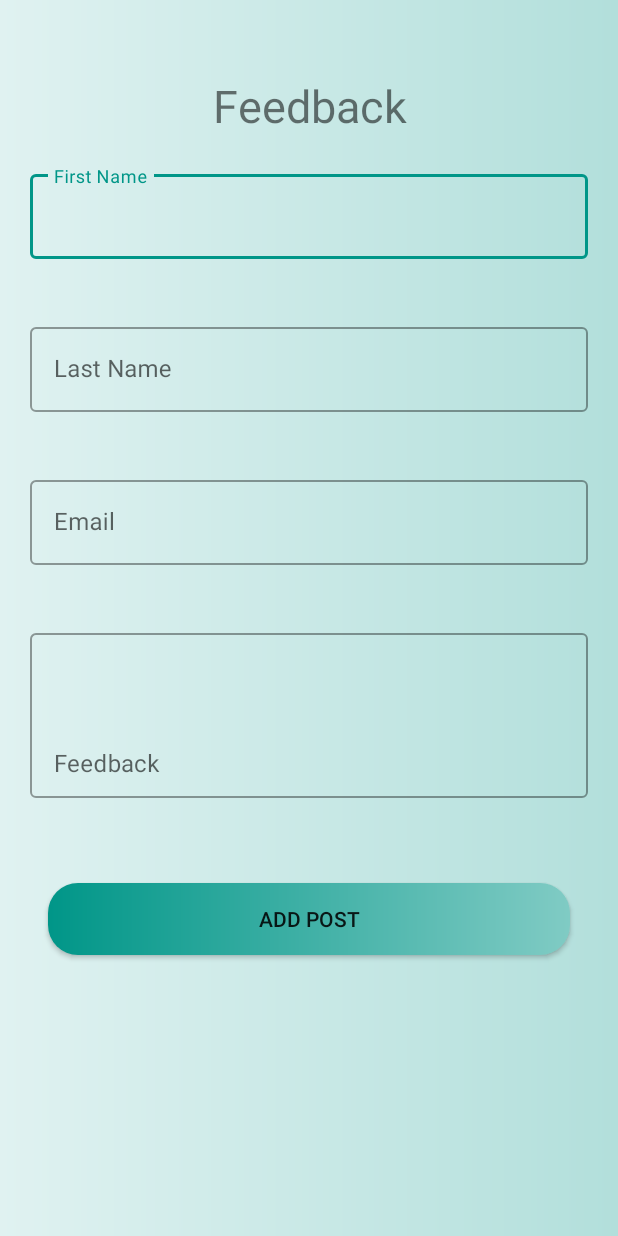
After one commit to bikal3/API, an Android app: the layout activity_feedback.xml on its own in the app's theme, with its tools: preview values and no code run, on a phone screen of 412 x 824 dp. The commit adds this screen. Run offline under Robolectric (Android 15) with nearby library versions, the light colour scheme and no system bars.

Commit message:
feature layout added

```diff
--- /dev/null
+++ b/app/src/main/java/com/example/travelnepalapp/API/FeedbackAPI.java
@@ -0,0 +1,4 @@
+package com.example.travelnepalapp.API;
+
+public class FeedbackAPI {
+}
--- /dev/null
+++ b/app/src/main/java/com/example/travelnepalapp/Feedback/Feedback.java
@@ -0,0 +1,15 @@
+package com.example.travelnepalapp.Feedback;
+
+import android.os.Bundle;
+import android.support.v7.app.AppCompatActivity;
+
+import com.example.travelnepalapp.R;
+
+public class Feedback extends AppCompatActivity {
+
+    @Override
+    protected void onCreate(Bundle savedInstanceState) {
+        super.onCreate(savedInstanceState);
+        setContentView(R.layout.activity_feedback);
+    }
+}
--- a/app/src/main/java/com/example/travelnepalapp/MainActivity.java
+++ b/app/src/main/java/com/example/travelnepalapp/MainActivity.java
@@ -20,6 +20,7 @@ import android.widget.Toast;
 
 import com.example.travelnepalapp.API.PostAPI;
 import com.example.travelnepalapp.Adapters.DashboardAdapter;
+import com.example.travelnepalapp.Feedback.Feedback;
 import com.example.travelnepalapp.Models.DashboardModel;
 import com.example.travelnepalapp.Models.PostModel;
 import com.example.travelnepalapp.Retrofit.RetrofitHelper;
@@ -123,6 +124,10 @@ public class MainActivity extends AppCompatActivity implements NavigationView.On
                 Intent intent2 = new Intent(MainActivity.this, MainActivity.class);
                 startActivity(intent2);
                 break;
+                case R.id.feedback:
+                Intent intent3 = new Intent(MainActivity.this, Feedback.class);
+                startActivity(intent3);
+                break;
 
         }
         return false;
--- /dev/null
+++ b/app/src/main/res/layout/activity_feedback.xml
@@ -0,0 +1,95 @@
+<?xml version="1.0" encoding="utf-8"?>
+<RelativeLayout xmlns:android="http://schemas.android.com/apk/res/android"
+    xmlns:app="http://schemas.android.com/apk/res-auto"
+    xmlns:tools="http://schemas.android.com/tools"
+    android:layout_width="match_parent"
+    android:layout_height="match_parent"
+    android:background="@drawable/backgroundgradient"
+    tools:context=".Feedback.Feedback">
+
+    <android.support.v7.widget.AppCompatTextView
+        android:id="@+id/tv_feedback"
+        android:layout_width="match_parent"
+        android:layout_height="wrap_content"
+        android:layout_marginTop="50dp"
+        android:text="@string/feedback"
+        android:textAlignment="center"
+        android:textSize="30dp" />
+
+    <android.support.design.widget.TextInputLayout
+        android:id="@+id/til_fname"
+        style="@style/Widget.MaterialComponents.TextInputLayout.OutlinedBox"
+        android:layout_width="match_parent"
+        android:layout_height="wrap_content"
+        android:layout_below="@id/tv_feedback"
+        android:layout_margin="20dp">
+
+        <android.support.v7.widget.AppCompatEditText
+            android:id="@+id/et_feedback_fname"
+            android:layout_width="match_parent"
+            android:layout_height="wrap_content"
+            android:hint="@string/first_name" />
+    </android.support.design.widget.TextInputLayout>
+
+
+    <android.support.design.widget.TextInputLayout
+        android:id="@+id/til_lname"
+        style="@style/Widget.MaterialComponents.TextInputLayout.OutlinedBox"
+        android:layout_width="match_parent"
+        android:layout_height="wrap_content"
+        android:layout_below="@id/til_fname"
+        android:layout_margin="20dp">
+
+        <android.support.v7.widget.AppCompatEditText
+            android:id="@+id/et_feedback_lname"
+            android:layout_width="match_parent"
+            android:layout_height="wrap_content"
+            android:hint="@string/last_name" />
+    </android.support.design.widget.TextInputLayout>
+
+    <android.support.design.widget.TextInputLayout
+        android:id="@+id/til_email"
+        style="@style/Widget.MaterialComponents.TextInputLayout.OutlinedBox"
+        android:layout_width="match_parent"
+        android:layout_height="wrap_content"
+        android:layout_below="@id/til_lname"
+        android:layout_margin="20dp">
+
+        <android.support.v7.widget.AppCompatEditText
+            android:id="@+id/et_feedback_email"
+            android:layout_width="match_parent"
+            android:layout_height="wrap_content"
+            android:hint="@string/email" />
+    </android.support.design.widget.TextInputLayout>
+
+    <android.support.design.widget.TextInputLayout
+        android:id="@+id/til_feedback"
+        style="@style/Widget.MaterialComponents.TextInputLayout.OutlinedBox"
+        android:layout_width="match_parent"
+        android:layout_height="120dp"
+        android:layout_below="@id/til_email"
+
+        android:layout_margin="20dp">
+
+        <android.support.v7.widget.AppCompatEditText
+            android:id="@+id/et_feedback_feecback"
+            android:layout_width="match_parent"
+            android:layout_height="110dp"
+            android:hint="@string/feedback"
+            android:textAlignment="viewEnd"
+            android:gravity="end|bottom|left" />
+    </android.support.design.widget.TextInputLayout>
+
+    <android.support.v7.widget.AppCompatButton
+        android:id="@+id/btn_post_addpost"
+        android:layout_width="match_parent"
+        android:layout_height="wrap_content"
+        android:layout_below="@id/til_feedback"
+        android:layout_margin="32dp"
+        android:background="@drawable/buttonlayout"
+        android:text="Add Post" />
+
+
+
+
+</RelativeLayout>
--- a/app/src/main/res/menu/navigation_menu.xml
+++ b/app/src/main/res/menu/navigation_menu.xml
@@ -9,8 +9,11 @@
          android:id="@+id/updateprofile"
          android:icon="@drawable/ic_perm_identity_black_24dp"></item>
         <item android:title="@string/add_post"
+         android:id="@+id/feedback"
+         android:icon="@drawable/post"></item>
+        <item android:title="@string/feedback"
          android:id="@+id/addpost"
-         android:icon="@drawable/post"></item>
+         android:icon="@drawable/feedback"></item>
         <item android:title="@string/logout"
          android:id="@+id/logout"
          android:icon="@drawable/logout"></item>
--- a/app/src/main/res/values/strings.xml
+++ b/app/src/main/res/values/strings.xml
@@ -27,4 +27,5 @@
     <string name="update_profile">Update Profile</string>
     <string name="post_title">Post Title</string>
     <string name="logout">Logout</string>
+    <string name="feedback">Feedback</string>
 </resources>
```
Also changed, not shown: app/src/main/res/drawable/feedback.png (added).
